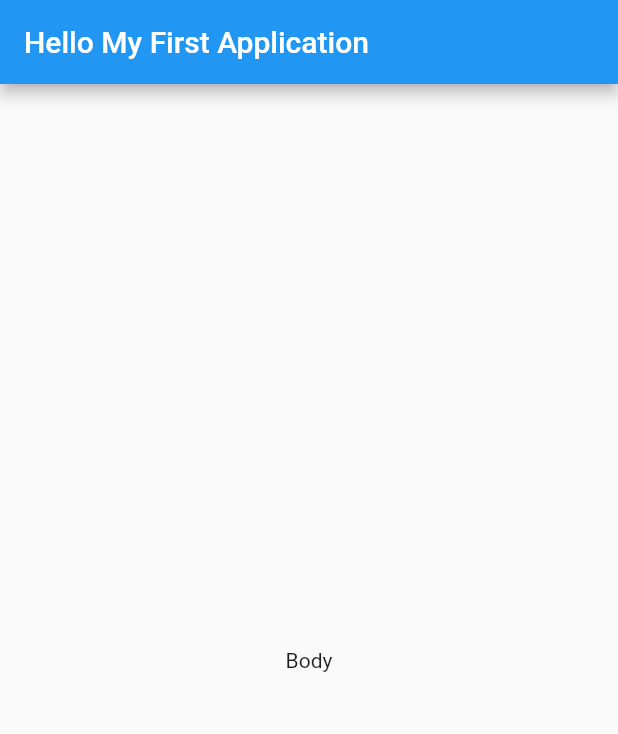
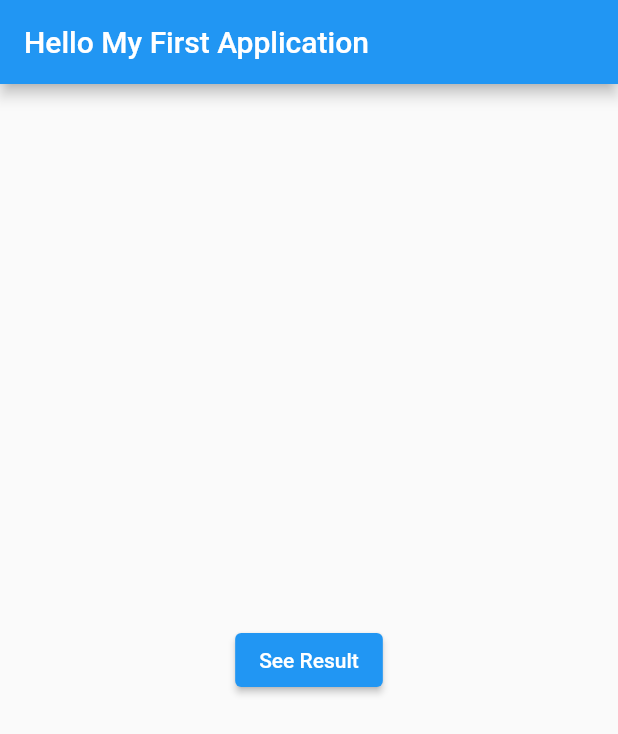
Before and after one commit to cemguven4108/tobetoFlutter, a Flutter app: the screen it shows after launch, on a phone screen of 412 x 824 dp. Shown: the top 734 px of the screen. Run offline on Flutter 3.47's test engine with Material 2 defaults, Android fonts, the phone set to English and light mode, and no system bars.

Commit message:
minor changes

```diff
--- a/BTKAcademy/basicWidgetDemo/basic_widget_demo/lib/main.dart
+++ b/BTKAcademy/basicWidgetDemo/basic_widget_demo/lib/main.dart
@@ -5,13 +5,36 @@ import 'package:flutter/material.dart';
 //import 'package:flutter/cupertino.dart';
 
 void main() {
-  String message = "Hello My First Application";
   runApp(
     MaterialApp(
-      home: Scaffold(
-        appBar: AppBar(title: Text(message)),
-        body: Center(child: Text("Body")),
-      ),
+      home: MyApp(),
     ),
   );
 }
+
+class MyApp extends StatelessWidget {
+  String message = "Hello My First Application";
+
+  @override
+  Widget build(BuildContext context) {
+    return Scaffold(
+      appBar: AppBar(
+        title: Text(message),
+      ),
+      body: Center(
+        child: ElevatedButton(
+          child: const Text("See Result"),
+          onPressed: () {
+            var alert = const AlertDialog(
+              title: Text("Result"),
+              content: Text("Passed"),
+            );
+
+            showDialog(
+                context: context, builder: (BuildContext context) => alert);
+          },
+        ),
+      ),
+    );
+  }
+}
--- a/Workshop-1/factorialCalculator.dart
+++ b/Workshop-1/factorialCalculator.dart
@@ -3,6 +3,7 @@ void main() {
 }
 
 int myFactorial(int nbr) {
+  //base cases
   if (nbr < 0) return -1;
   if (nbr == 0) return 1;
 
--- a/Workshop-1/primeNumberCalculator.dart
+++ b/Workshop-1/primeNumberCalculator.dart
@@ -13,6 +13,7 @@ void printPrimeNumbers(int nbr) {
 
 bool primeNumber(int nbr) {
   if (nbr <= 1) return false;
+
   int i = 2;
   while (i <= sqrt(nbr)) {
     if (nbr % i == 0) return false;
```
Also changed, not shown: 2 other files.
